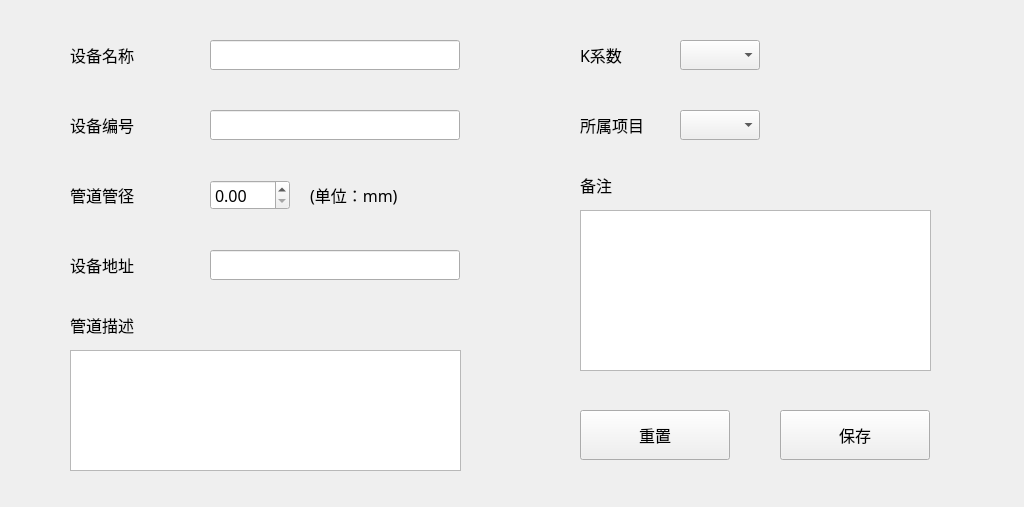
The window that newandupdatedevicewindow.ui (Arnowsx/ManangerClient2) describes before a commit, drawn with Qt 5.
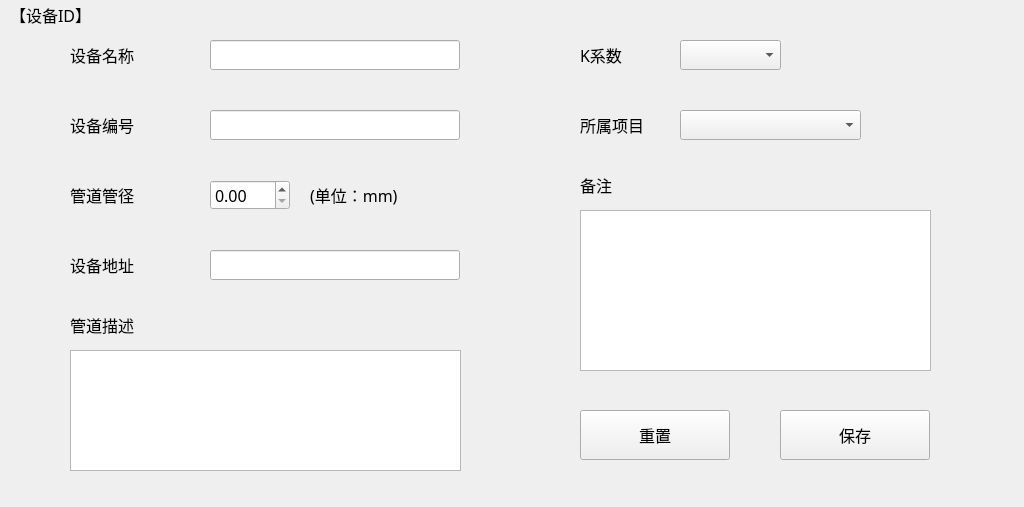
The same window after the commit.

What changed in the file:
```diff
--- a/newandupdatedevicewindow.ui
+++ b/newandupdatedevicewindow.ui
@@ -181,7 +181,7 @@
      <rect>
       <x>680</x>
       <y>110</y>
-      <width>80</width>
+      <width>181</width>
       <height>30</height>
      </rect>
     </property>
@@ -191,7 +191,7 @@
      <rect>
       <x>680</x>
       <y>40</y>
-      <width>80</width>
+      <width>101</width>
       <height>30</height>
      </rect>
     </property>
@@ -255,6 +255,19 @@
      <string>保存</string>
     </property>
    </widget>
+   <widget class="QLabel" name="deviceIdLabel">
+    <property name="geometry">
+     <rect>
+      <x>10</x>
+      <y>0</y>
+      <width>100</width>
+      <height>30</height>
+     </rect>
+    </property>
+    <property name="text">
+     <string>【设备ID】</string>
+    </property>
+   </widget>
   </widget>
  </widget>
  <resources/>
```
